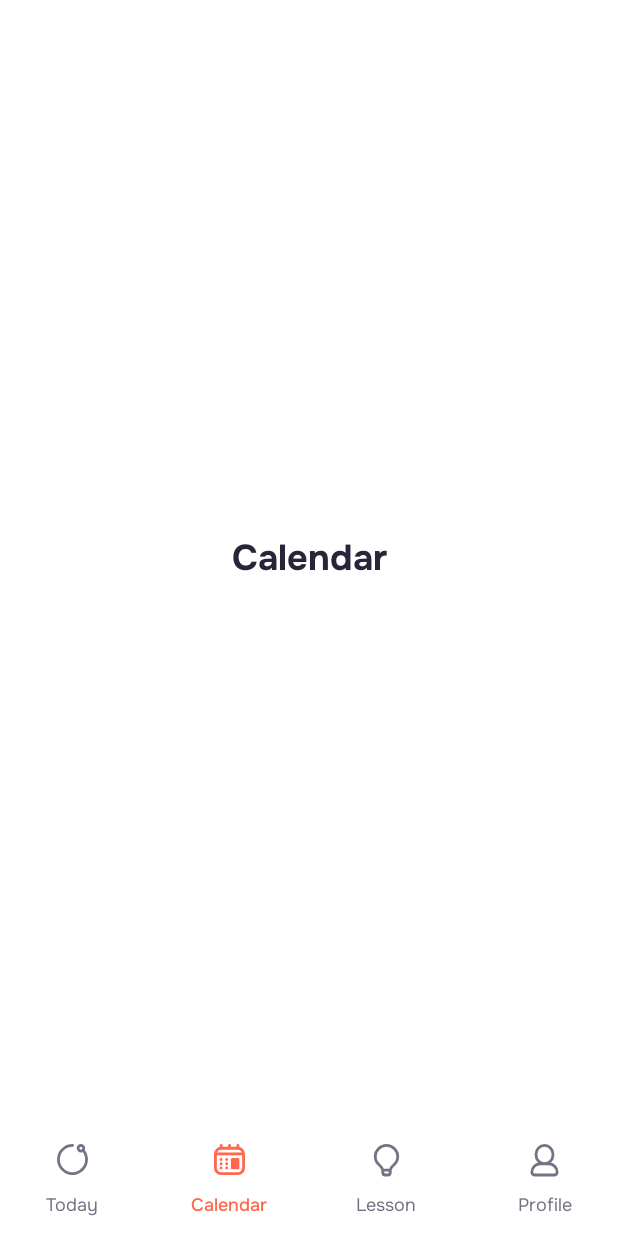
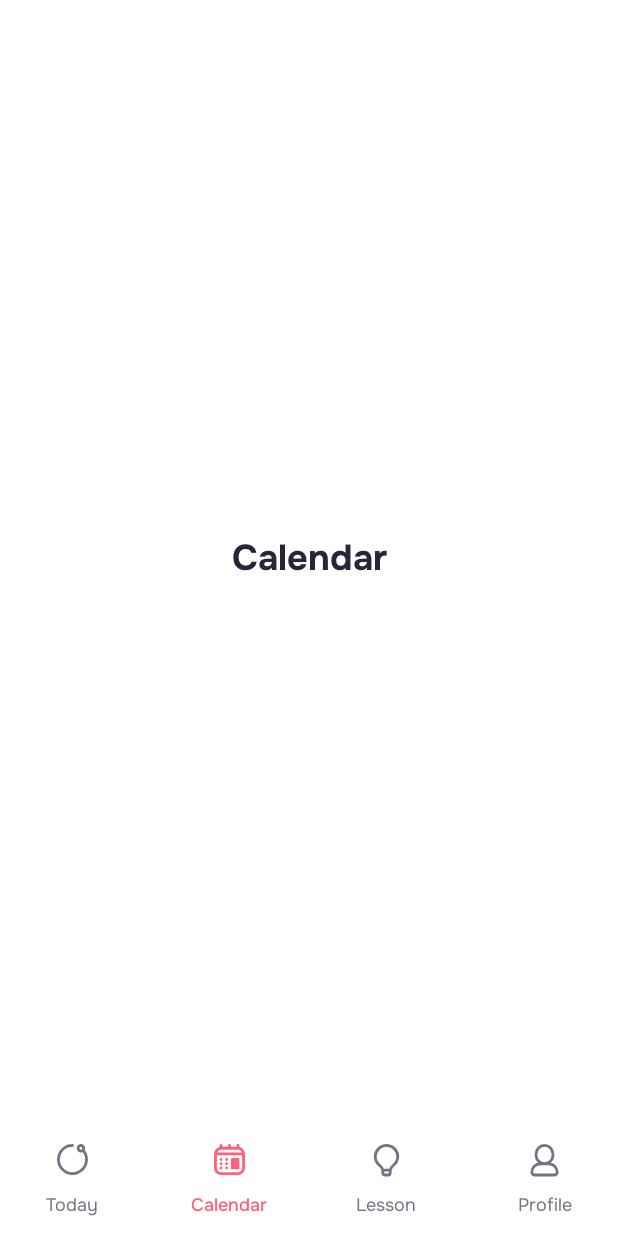
Before and after one commit to Bloooommmm/Bloom-Frontend, an Android app built with Jetpack Compose: the screen it shows after launch (MainActivity), item 2 of the bottom bar chosen, on a phone screen of 412 x 824 dp. Run offline under Robolectric (Android 15) with nearby library versions, the phone set to English and light mode, and no system bars.

Commit message:
Edit and update few color changes

```diff
--- a/app/src/main/java/id/ac/binus/bloomapp/ui/theme/Color.kt
+++ b/app/src/main/java/id/ac/binus/bloomapp/ui/theme/Color.kt
@@ -1,10 +1,11 @@
+
 package id.ac.binus.bloomapp.ui.theme
 
 import androidx.compose.ui.graphics.Color
 
 // Brand Colors
-val Primary = Color(0xFFFF674E)
-val Secondary = Color(0xFF7C45F0)
+val Primary = Color(0xFFFE627A)
+val Secondary = Color(0xFF2BB8A0)
 
 // Background & Surface
 val Background = Color(0xFFFFFFFF)
@@ -12,8 +13,8 @@ val Surface = Color(0xFFFFFFFF)
 val SurfaceVariant = Color(0xFFF1F1F7)
 
 // Brand Tints
-val PrimaryLight = Color(0xFFFFF3F1)
-val SecondaryLight = Color(0xFFF2F0FC)
+val PrimaryLight = Color(0xFFFFF1F5)
+val SecondaryLight = Color(0xFFF0FAFC)
 
 // Text Colors
 val TextPrimary = Color(0xFF29243A)
@@ -27,3 +28,16 @@ val Success = Color(0xFF39A982)
 val Warning = Color(0xFFF5B942)
 val Error = Color(0xFFE85D75)
 val Info = Color(0xFF579BE8)
+
+// Menstrual Cycle Phase Colors
+val PhaseMenstruation = Color(0xFFE5617F)
+val PhaseMenstruationLight = Color(0xFFFFF0F3)
+
+val PhaseAfterPeriod = Color(0xFFE8C96F)
+val PhaseAfterPeriodLight = Color(0xFFFFF8E5)
+
+val PhaseFertile = Color(0xFF75C9AC)
+val PhaseFertileLight = Color(0xFFEDFAF5)
+
+val PhasePMS = Color(0xFFA995E5)
+val PhasePMSLight = Color(0xFFF4F0FF)
```
